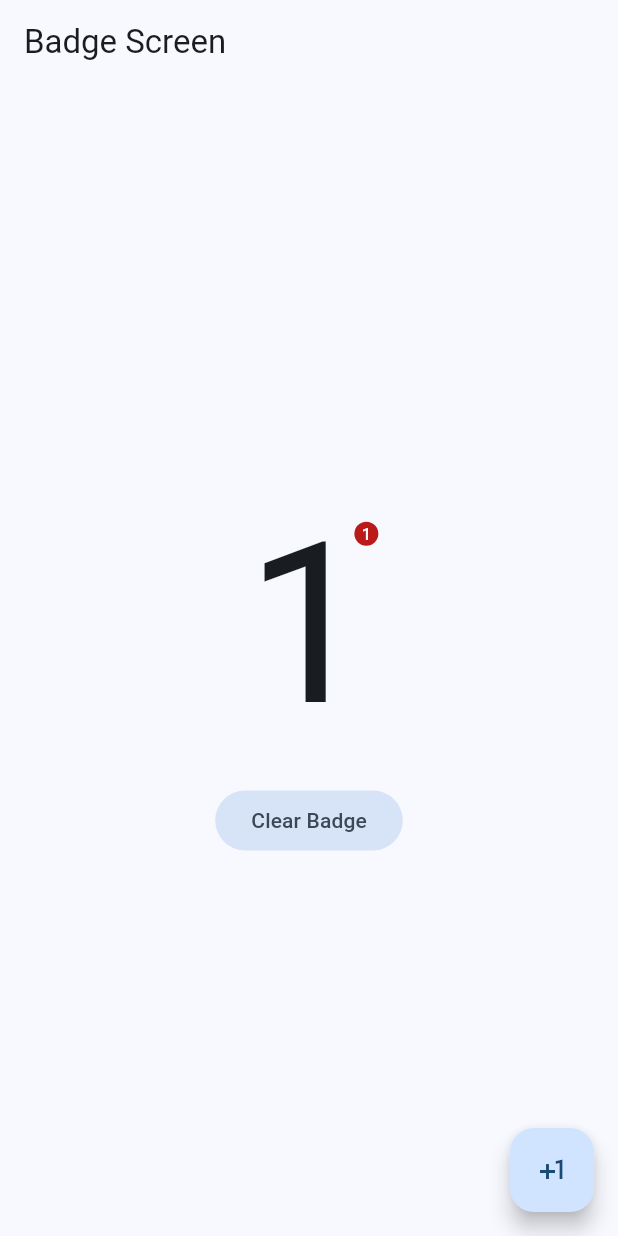
After one commit to DavidVM12/miscelaneos, a Flutter app: the BadgeScreen screen opened by its route, after a tap on the "plus one" icon, on a phone screen of 412 x 824 dp. The commit adds this screen. Run offline on Flutter 3.47's test engine with Material 2 defaults, Android fonts, the phone set to English and light mode, and no system bars; our stand-ins replace dio, flutter_compass, flutter_riverpod, geolocator, go_router, google_fonts and 5 more; missing offline and left inert: flutter_app_badger, quick_actions.

Commit message:
feat:quick action + badge

```diff
--- a/lib/config/config.dart
+++ b/lib/config/config.dart
@@ -2,3 +2,5 @@ export 'theme/app_theme.dart';
 export 'router/app_router.dart';
 export 'plugins/share_plugins.dart';
 export 'plugins/local_auth_plugin.dart';
+export 'plugins/quick_actions_plugin.dart';
+export 'plugins/app_badge_plugin.dart';
--- /dev/null
+++ b/lib/config/plugins/app_badge_plugin.dart
@@ -0,0 +1,29 @@
+import 'package:flutter_app_badger/flutter_app_badger.dart';
+
+class AppBadgePlugin {
+  static Future<bool> get isBadgeSupported async =>
+      FlutterAppBadger.isAppBadgeSupported();
+
+  static void updateBadgeCount(int count) async {
+    if (!await isBadgeSupported) {
+      print('badge not supported');
+      return;
+    }
+
+    FlutterAppBadger.updateBadgeCount(count);
+
+    if (count == 0) removeBadge();
+  }
+
+  static void removeBadge() async {
+
+    if (!await isBadgeSupported) {
+      print('badge not supported');
+      return;
+    }
+
+
+
+    FlutterAppBadger.removeBadge();
+  }
+}
--- a/lib/config/router/app_router.dart
+++ b/lib/config/router/app_router.dart
@@ -62,4 +62,10 @@ final router = GoRouter(routes: [
       builder: (context, state) => const ControlledMapScreen()),
 
 
+  //!badge
+  GoRoute(
+      path: '/badge',
+      builder: (context, state) => const BadgeScreen()),
+
+
 ]);
--- a/lib/main.dart
+++ b/lib/main.dart
@@ -7,6 +7,9 @@ import 'package:miscelaneos/presentation/providers/permissions/permissions_provi
 
 void main() {
   WidgetsFlutterBinding.ensureInitialized();
+
+  QuickActionsPlugin.registerActions();
+
   SystemChrome.setPreferredOrientations([
     DeviceOrientation.portraitUp,
   ]);
--- /dev/null
+++ b/lib/presentation/providers/badge/badge_counter_provider.dart
@@ -0,0 +1,7 @@
+
+
+import 'package:flutter_riverpod/flutter_riverpod.dart';
+
+final badgeCounterProvider = StateProvider<int>((ref) {
+  return 0;
+});
--- a/lib/presentation/providers/providers.dart
+++ b/lib/presentation/providers/providers.dart
@@ -24,3 +24,7 @@ export 'local_auth/local_auth_provider.dart';
 export 'location/user_location_provider.dart';
 export 'location/watch_location_provider.dart';
 export 'location/map_controller_provider.dart';
+
+//badge
+
+export 'badge/badge_counter_provider.dart';
--- /dev/null
+++ b/lib/presentation/screens/badge/badge_screen.dart
@@ -0,0 +1,46 @@
+import 'package:flutter/material.dart';
+import 'package:flutter_riverpod/flutter_riverpod.dart';
+import 'package:miscelaneos/config/config.dart';
+import 'package:miscelaneos/presentation/providers/providers.dart';
+
+class BadgeScreen extends ConsumerWidget {
+  const BadgeScreen({super.key});
+
+  @override
+  Widget build(BuildContext context, ref) {
+    final badgeCounter = ref.watch(badgeCounterProvider);
+
+    return Scaffold(
+      appBar: AppBar(
+        title: const Text('Badge Screen'),
+      ),
+      body: Center(
+        child: Column(
+          mainAxisAlignment: MainAxisAlignment.center,
+          children: [
+            Badge(
+              alignment: Alignment.lerp(Alignment.topRight, Alignment.bottomRight, 0.2),
+              label: Text('$badgeCounter'),
+              child:
+            Text('$badgeCounter', style: const TextStyle(fontSize: 150)),
+            ),
+            FilledButton.tonal(
+                onPressed: () {
+                  ref.invalidate(badgeCounterProvider);
+                  AppBadgePlugin.removeBadge();
+                },
+                child: const Text('Clear Badge'))
+          ],
+        ),
+      ),
+      floatingActionButton: FloatingActionButton(
+        onPressed: () {
+          ref.read(badgeCounterProvider.notifier).update((state) => state + 1);
+          AppBadgePlugin.updateBadgeCount(badgeCounter + 1);
+
+        },
+        child: const Icon(Icons.plus_one),
+      ),
+    );
+  }
+}
--- a/lib/presentation/screens/screens.dart
+++ b/lib/presentation/screens/screens.dart
@@ -19,3 +19,7 @@ export 'biometrics/biometric_screen.dart';
 export 'location/controlled_map_screen.dart';
 export 'location/location_screen.dart';
 export 'location/map_screen.dart';
+
+//bagde
+
+export 'badge/badge_screen.dart';
--- a/lib/presentation/widgets/shared/main_menu.dart
+++ b/lib/presentation/widgets/shared/main_menu.dart
@@ -21,6 +21,8 @@ final menuItems = <MenuItem>[
   MenuItem('Ubication', Icons.pin_drop, '/location'),
   MenuItem('Maps', Icons.map_outlined, '/maps'),
   MenuItem('Controls', Icons.gamepad_outlined, '/controlled-map'),
+  //bagd
+  MenuItem('Badge', Icons.notifications_active_sharp, '/badge'),
 ];
 
 class MainMenu extends StatelessWidget {
--- a/pubspec.yaml
+++ b/pubspec.yaml
@@ -11,6 +11,7 @@ dependencies:
   dio: ^5.3.0
   flutter:
     sdk: flutter
+  flutter_app_badger: ^1.5.0
   flutter_compass: ^0.7.0
   flutter_riverpod: ^2.3.6
   geolocator: ^9.0.2
@@ -19,6 +20,7 @@ dependencies:
   google_maps_flutter: ^2.4.0
   local_auth: ^2.1.6
   permission_handler: ^10.4.3
+  quick_actions: ^1.0.5
   sensors_plus: ^3.0.2
   share_plus: ^7.0.2
 
```
Also changed, not shown: lib/config/plugins/quick_actions_plugin.dart (added, +35 -0 lines), pubspec.lock, 6 other files.
